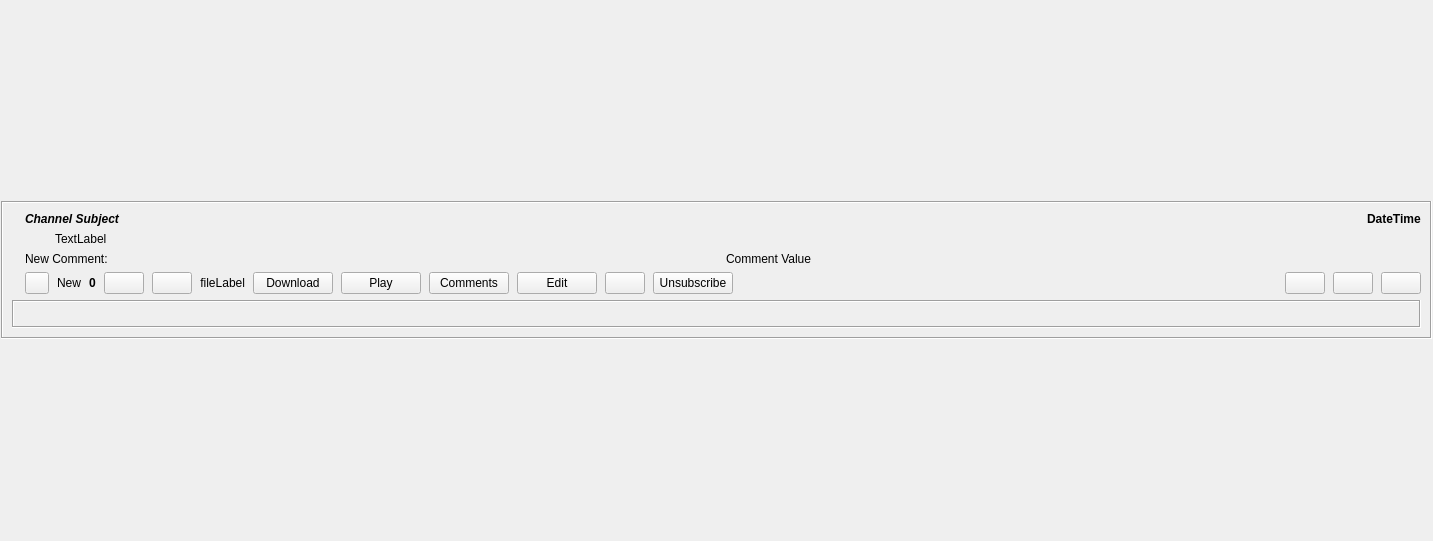
RetroShare/RetroShare, file retroshare-gui/src/gui/feeds/GxsChannelPostItem.ui: the form before one commit.
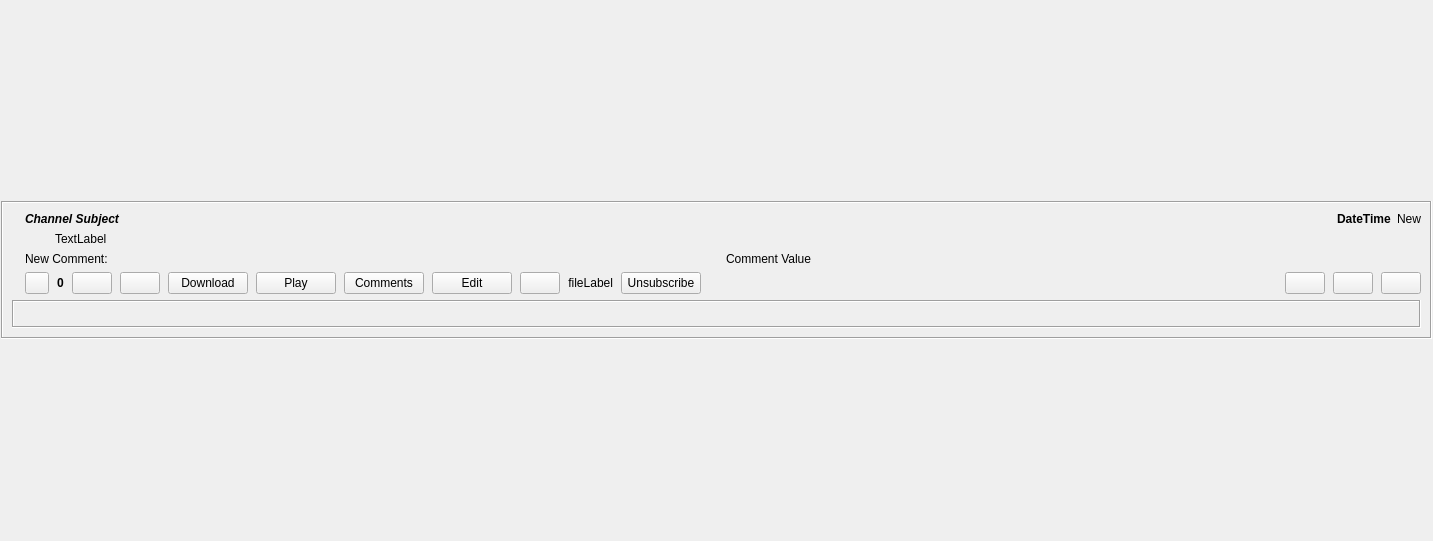
The form after the commit. Icons and pictures are not drawn. Custom widgets are drawn as their Qt base class.

Commit message: moved the "new" button on top right position and file label to the right

```diff
--- a/retroshare-gui/src/gui/feeds/GxsChannelPostItem.ui
+++ b/retroshare-gui/src/gui/feeds/GxsChannelPostItem.ui
@@ -118,6 +118,13 @@
               </property>
              </widget>
             </item>
+            <item>
+             <widget class="QLabel" name="newLabel">
+              <property name="text">
+               <string>New</string>
+              </property>
+             </widget>
+            </item>
            </layout>
           </item>
           <item>
@@ -208,13 +215,6 @@
               </property>
              </widget>
             </item>
-            <item>
-             <widget class="QLabel" name="newLabel">
-              <property name="text">
-               <string>New</string>
-              </property>
-             </widget>
-            </item>
             <item>
              <widget class="QLabel" name="scoreLabel">
               <property name="font">
@@ -256,16 +256,6 @@
               </property>
              </widget>
             </item>
-            <item>
-             <widget class="QLabel" name="filelabel">
-              <property name="text">
-               <string notr="true">fileLabel</string>
-              </property>
-              <property name="alignment">
-               <set>Qt::AlignRight|Qt::AlignTrailing|Qt::AlignVCenter</set>
-              </property>
-             </widget>
-            </item>
             <item>
              <widget class="QPushButton" name="downloadButton">
               <property name="focusPolicy">
@@ -339,6 +329,16 @@
               </property>
              </widget>
             </item>
+            <item>
+             <widget class="QLabel" name="filelabel">
+              <property name="text">
+               <string notr="true">fileLabel</string>
+              </property>
+              <property name="alignment">
+               <set>Qt::AlignRight|Qt::AlignTrailing|Qt::AlignVCenter</set>
+              </property>
+             </widget>
+            </item>
             <item>
              <widget class="QPushButton" name="unsubscribeButton">
               <property name="sizePolicy">
```
The commit also changes 1 other file.
